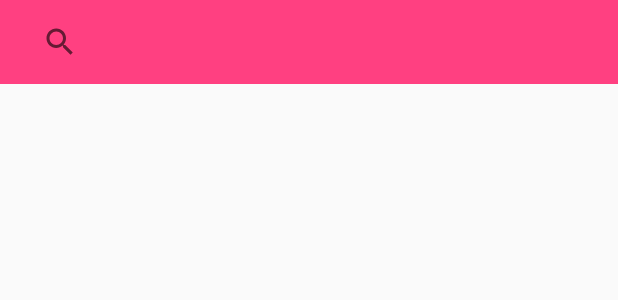
After one commit to SAU-Pongsakorn21/Aoi, an Android app: the layout activity_search.xml on its own in the app's theme, with its tools: preview values and no code run, on a phone screen of 412 x 824 dp. The commit adds this screen. Shown: the top 300 px of the screen. Run offline under Robolectric (Android 15) with nearby library versions, the phone set to English and light mode, and no system bars; network calls fail.

Commit message:
#update 3

```diff
--- a/app/src/main/java/com/maptran/MapActivity.java
+++ b/app/src/main/java/com/maptran/MapActivity.java
@@ -402,7 +402,7 @@ public class MapActivity extends AppCompatActivity implements OnMapReadyCallback
             public void onClick(View v) {
                 progressDialog.show();
                 delete();
-
+                recreate();
             }
         });
     }
@@ -527,7 +527,7 @@ public class MapActivity extends AppCompatActivity implements OnMapReadyCallback
         }
         else if(id == R.id.drawer_search)
         {
-            intent =new Intent(this, MainActivity.class);
+            intent =new Intent(this, SearchActivity.class);
             startActivityForResult(intent,456);
         }
         DrawerLayout drawer = (DrawerLayout) findViewById(R.id.drawer_layout_map);
--- a/app/src/main/java/com/maptran/util/Contants.java
+++ b/app/src/main/java/com/maptran/util/Contants.java
@@ -10,4 +10,5 @@ public class Contants {
     public static final String ROOT_URL_ADDLOCATION = ROOT + "Operator/addlocation.php";
     public static final String ROOT_URL_SHEET = ROOT + "Operator/selectsheetlocation.php";
     public static final String ROOT_URL_DELETE = ROOT + "Operator/deletelocation.php";
+    public static final String ROOT_URL_LOAD_IMAGE = ROOT +"Operator/getImage.php";
 }
--- a/app/src/main/java/com/raw/arview/DataView.java
+++ b/app/src/main/java/com/raw/arview/DataView.java
@@ -391,7 +391,7 @@ public class DataView extends AppCompatActivity implements View.OnClickListener
         TextView txt_title = (TextView) dialog.findViewById(R.id.dtl_txt_title);
         txt_title.setText(namePlace[v.getId()-1]);
         TextView txt_detail = (TextView) dialog.findViewById(R.id.dtl_txt_show);
-        txt_detail.setText("ระยะทาง : " + distance[v.getId()-1]);
+        txt_detail.setText("ระยะทาง : " + distance[v.getId()-1]+"เมตร");
         Button btnClose = (Button) dialog.findViewById(R.id.dtl_btn_close);
         dialog.setCancelable(false);
         keepView = v.getId()-1;
--- a/app/src/main/java/sau/comsci/com/aoi/LoginActivity.java
+++ b/app/src/main/java/sau/comsci/com/aoi/LoginActivity.java
@@ -14,6 +14,7 @@ import com.android.volley.Request;
 import com.android.volley.Response;
 import com.android.volley.VolleyError;
 import com.android.volley.toolbox.StringRequest;
+import com.maptran.MapActivity;
 
 import org.json.JSONException;
 import org.json.JSONObject;
@@ -47,7 +48,7 @@ public class LoginActivity extends AppCompatActivity implements View.OnClickList
 
         if(SharedPrefManager.getInstance(this).isLoggedIn() == true)
         {
-            Intent intent = new Intent(this,MainActivity.class);
+            Intent intent = new Intent(this, MapActivity.class);
             startActivity(intent);
             finish();
         }
@@ -81,7 +82,7 @@ public class LoginActivity extends AppCompatActivity implements View.OnClickList
                                         jsonObject.getInt("user_id"), jsonObject.getString("user_username"), jsonObject.getString("user_email")
                                 );
                                 Toast.makeText(getApplicationContext(),"User login successful",Toast.LENGTH_SHORT).show();
-                                Intent intent = new Intent(LoginActivity.this,MainActivity.class);
+                                Intent intent = new Intent(LoginActivity.this,MapActivity.class);
                                 startActivity(intent);
                                 finish();
                             }
--- /dev/null
+++ b/app/src/main/res/layout/activity_search.xml
@@ -0,0 +1,32 @@
+<?xml version="1.0" encoding="utf-8"?>
+<RelativeLayout xmlns:android="http://schemas.android.com/apk/res/android"
+    xmlns:app="http://schemas.android.com/apk/res-auto"
+    xmlns:tools="http://schemas.android.com/tools"
+    android:layout_width="match_parent"
+    android:layout_height="match_parent"
+    tools:context="com.maptran.SearchActivity">
+
+    <android.support.v7.widget.Toolbar
+        android:id="@+id/toolbar_search"
+        android:layout_width="match_parent"
+        android:layout_height="?attr/actionBarSize"
+        android:background="@color/colorAccent">
+        <android.support.v7.widget.SearchView
+            android:id="@+id/mSearch"
+            android:layout_width="match_parent"
+            android:layout_height="wrap_content"
+            app:defaultQueryHint="@string/app_search"/>
+    </android.support.v7.widget.Toolbar>
+
+    <LinearLayout
+        android:layout_below="@id/toolbar_search"
+        android:layout_width="match_parent"
+        android:layout_height="match_parent"
+        android:orientation="vertical">
+        <android.support.v7.widget.RecyclerView
+            android:id="@+id/myRecycler"
+            android:layout_width="wrap_content"
+            android:layout_height="wrap_content"
+            class="android.support.v7.widget.RecyclerView"/>
+    </LinearLayout>
+</RelativeLayout>
```
Also changed, not shown: app/src/main/AndroidManifest.xml (+5 -3 lines), app/src/main/java/com/maptran/AddLocationActivity.java (+5 -7 lines), app/src/main/java/com/maptran/SearchActivity.java (added, +185 -0 lines), app/src/main/java/com/maptran/util/CustomFilter.java (added, +59 -0 lines), app/src/main/java/com/maptran/util/ItemClickListener.java (added, +11 -0 lines), app/src/main/java/com/maptran/util/MyAdapter.java (added, +90 -0 lines), app/src/main/java/com/maptran/util/MyHolder.java (added, +42 -0 lines), app/src/main/java/com/maptran/util/Place.java (added, +34 -0 lines), app/src/main/java/com/maptran/util/SearchCallback.java (added, +12 -0 lines).
